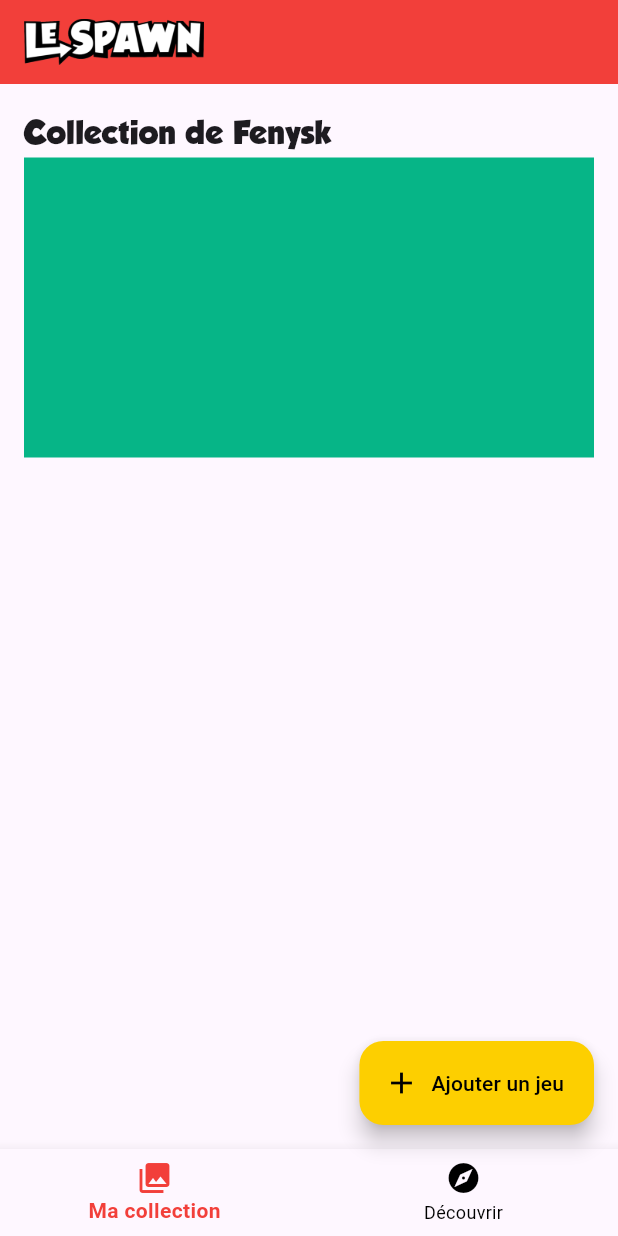
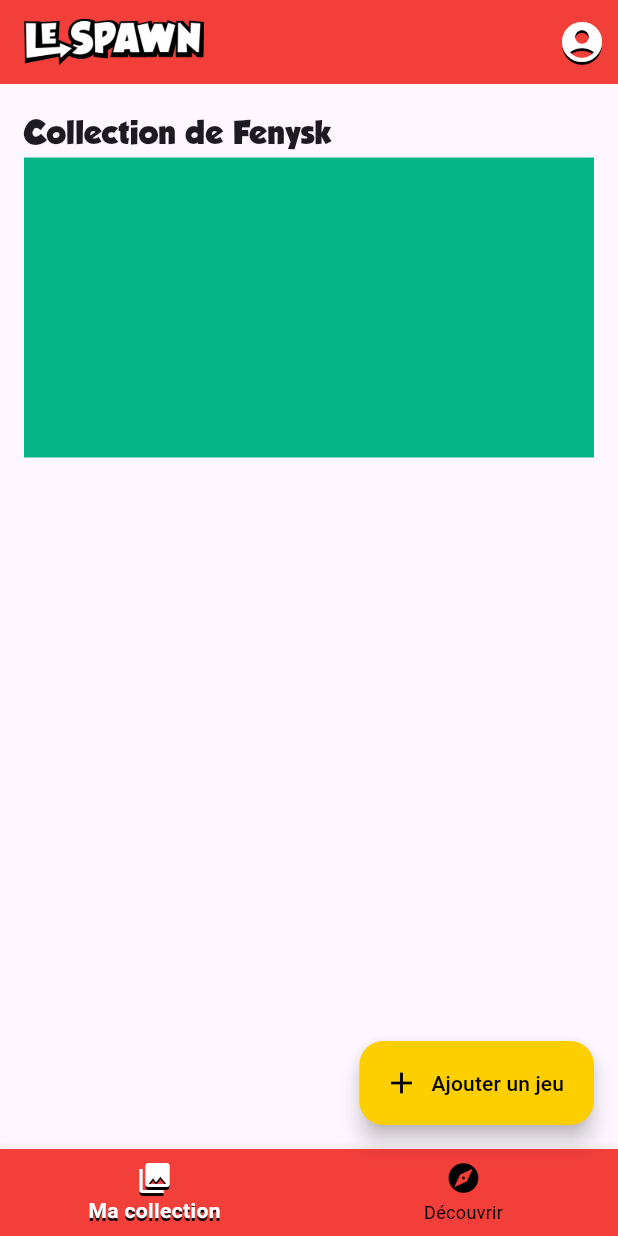
Before and after one commit to Fenysk/flutter_le_spawn, a Flutter app: the screen it shows after launch, on a phone screen of 412 x 824 dp. Run offline on Flutter 3.47's test engine with Material 3 defaults, Android fonts, the phone set to English and light mode, and no system bars; our stand-ins replace camera; Roboto replaces fonts that are missing (Acephimere); project files that could hold a hidden picture were left out.

Commit message:
🚧  Update theme colors and styles for app navigation and app bar

```diff
--- a/lib/main.dart
+++ b/lib/main.dart
@@ -20,11 +20,30 @@ final theme = ThemeData(
     foregroundColor: AppColors.black,
   ),
   bottomNavigationBarTheme: const BottomNavigationBarThemeData(
-    selectedItemColor: AppColors.primary,
+    backgroundColor: AppColors.primary,
+    selectedItemColor: AppColors.white,
+    selectedIconTheme: IconThemeData(
+      color: AppColors.white,
+      shadows: [
+        Shadow(
+          color: AppColors.black,
+          offset: Offset(0, 2),
+        ),
+      ],
+    ),
     selectedLabelStyle: TextStyle(
       fontWeight: FontWeight.bold,
+      shadows: [
+        Shadow(
+          color: AppColors.black,
+          offset: Offset(0, 2),
+        ),
+      ],
     ),
     unselectedItemColor: AppColors.black,
+    unselectedIconTheme: IconThemeData(
+      color: AppColors.black,
+    ),
   ),
   textTheme: const TextTheme(
     titleLarge: TextStyle(
@@ -44,6 +63,18 @@ final theme = ThemeData(
     buttonColor: AppColors.secondary,
     textTheme: ButtonTextTheme.primary,
   ),
+  appBarTheme: const AppBarTheme(
+    color: AppColors.primary,
+    actionsIconTheme: IconThemeData(
+      color: AppColors.white,
+      shadows: [
+        Shadow(
+          color: AppColors.black,
+          offset: Offset(0, 2),
+        ),
+      ],
+    ),
+  ),
 );
 
 class LeSpawn extends StatelessWidget {
--- a/lib/ui/screens/tab_screen.dart
+++ b/lib/ui/screens/tab_screen.dart
@@ -13,14 +13,18 @@ class TabScreen extends StatefulWidget {
 class _TabScreenState extends State<TabScreen> {
   int _selectedPage = 0;
 
-  void _onTapAddGame() => {
-        showModalBottomSheet(
-          context: context,
-          builder: (modalContext) => const AddGameModal(),
-          useSafeArea: true,
-          clipBehavior: Clip.hardEdge,
-        )
-      };
+  void _onTapAddGame() {
+    showModalBottomSheet(
+      context: context,
+      builder: (modalContext) => const AddGameModal(),
+      useSafeArea: true,
+      clipBehavior: Clip.hardEdge,
+    );
+  }
+
+  void _onTapProfile() {
+    print('Profile page');
+  }
 
   @override
   Widget build(BuildContext context) {
@@ -47,11 +51,17 @@ class _TabScreenState extends State<TabScreen> {
 
     return Scaffold(
       appBar: AppBar(
-        backgroundColor: AppColors.primary,
         title: Image.asset(
           'assets/images/Logo_WB.png',
           width: 120,
         ),
+        actions: [
+          IconButton(
+            icon: const Icon(Icons.account_circle),
+            iconSize: 32,
+            onPressed: _onTapProfile,
+          ),
+        ],
       ),
       body: mainContent,
       floatingActionButton: _selectedPage != 0
```
